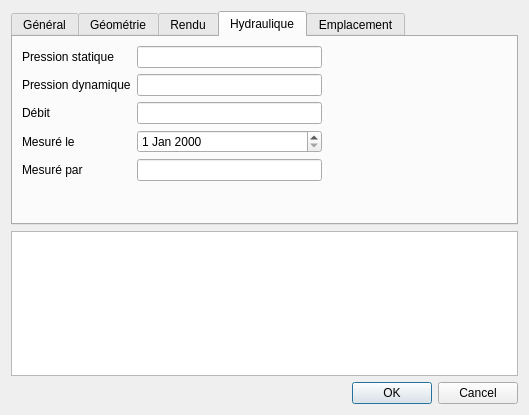
Qt form qgis-project/ui_forms/hydrant.ui (qwat/QWAT) before a commit.
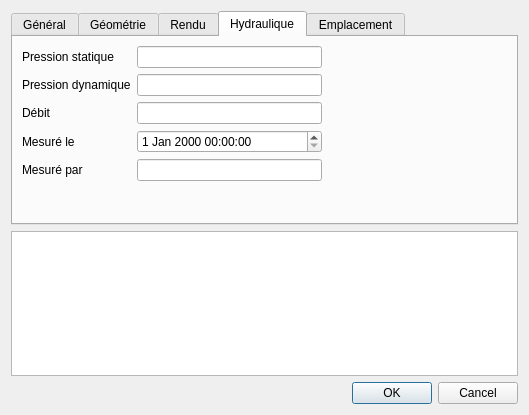
The same form after that commit. The open tabs and pages were chosen to show the change. Custom widgets are drawn as their Qt base class.

Commit message: use QgsDateTimeWidget to allow null dates

The edit to the form file:
```diff
--- a/qgis-project/ui_forms/hydrant.ui
+++ b/qgis-project/ui_forms/hydrant.ui
@@ -441,12 +441,12 @@
          </property>
         </widget>
        </item>
-       <item row="3" column="1">
-        <widget class="QDateEdit" name="observation_date"/>
-       </item>
        <item row="4" column="1">
         <widget class="QLineEdit" name="observation_source"/>
        </item>
+       <item row="3" column="1">
+        <widget class="QgsDateTimeEdit" name="observation_date"/>
+       </item>
       </layout>
      </widget>
      <widget class="QWidget" name="tab_5">
@@ -471,6 +471,11 @@
   </layout>
  </widget>
  <customwidgets>
+  <customwidget>
+   <class>QgsDateTimeEdit</class>
+   <extends>QDateTimeEdit</extends>
+   <header>qgsdatetimeedit.h</header>
+  </customwidget>
   <customwidget>
    <class>QgsRelationReferenceWidget</class>
    <extends>QWidget</extends>
```
